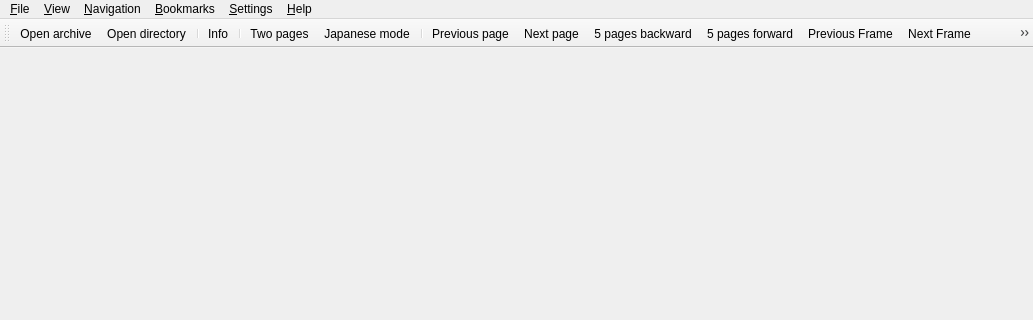
Old version of the form src/ComicMainWindow.ui in the repository stolowski/QComicBook; both pictures show x 0 to 1033 and y 0 to 320 of the 1033 by 741 pixel window.
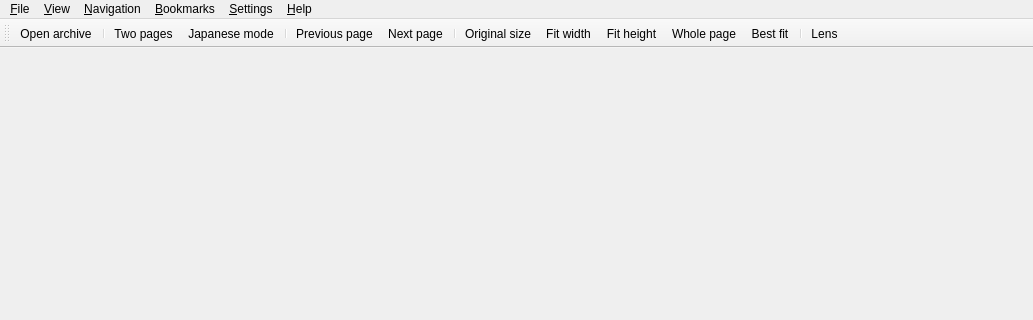
New version of the form. Icons and pictures are not drawn.

Commit message: First round of UI cleanups: removed some icons from toolbar. Removed 5 pages forward/backward actions alltogether. Removed page top/bottom actions from the menu (but they are still available via hotkeys). Use desktop theme icons for many actions.

What changed in the file:
```diff
--- a/src/ComicMainWindow.ui
+++ b/src/ComicMainWindow.ui
@@ -157,31 +157,20 @@
     <bool>false</bool>
    </attribute>
    <addaction name="actionOpenArchive"/>
-   <addaction name="actionOpenDirectory"/>
-   <addaction name="separator"/>
-   <addaction name="actionShowInfo"/>
    <addaction name="separator"/>
    <addaction name="actionTwoPages"/>
    <addaction name="actionMangaMode"/>
    <addaction name="separator"/>
    <addaction name="actionPreviousPage"/>
    <addaction name="actionNextPage"/>
-   <addaction name="actionBackwardPage"/>
-   <addaction name="actionForwardPage"/>
-   <addaction name="actionPreviousFrame"/>
-   <addaction name="actionNextFrame"/>
-   <addaction name="actionPageTop"/>
-   <addaction name="actionPageBottom"/>
    <addaction name="separator"/>
    <addaction name="actionOriginalSize"/>
    <addaction name="actionFitWidth"/>
    <addaction name="actionFitHeight"/>
    <addaction name="actionWholePage"/>
    <addaction name="actionBestFit"/>
+   <addaction name="separator"/>
    <addaction name="actionLens"/>
-   <addaction name="separator"/>
-   <addaction name="actionRotateRight"/>
-   <addaction name="actionRotateLeft"/>
   </widget>
   <action name="actionOpenArchive">
    <property name="icon">
@@ -424,24 +413,6 @@
     <string>PgUp</string>
    </property>
   </action>
-  <action name="actionForwardPage">
-   <property name="icon">
-    <iconset resource="../data/qcomicbook.qrc">
-     <normaloff>:/icons/fforward.png</normaloff>:/icons/fforward.png</iconset>
-   </property>
-   <property name="text">
-    <string>5 pages forward</string>
-   </property>
-  </action>
-  <action name="actionBackwardPage">
-   <property name="icon">
-    <iconset resource="../data/qcomicbook.qrc">
-     <normaloff>:/icons/fbackward.png</normaloff>:/icons/fbackward.png</iconset>
-   </property>
-   <property name="text">
-    <string>5 pages backward</string>
-   </property>
-  </action>
   <action name="actionJumpToPage">
    <property name="text">
     <string>Go to page...</string>
```
Left out of the diff: 60 changed lines with no effect on the pictures. The commit also changes 2 other files.
